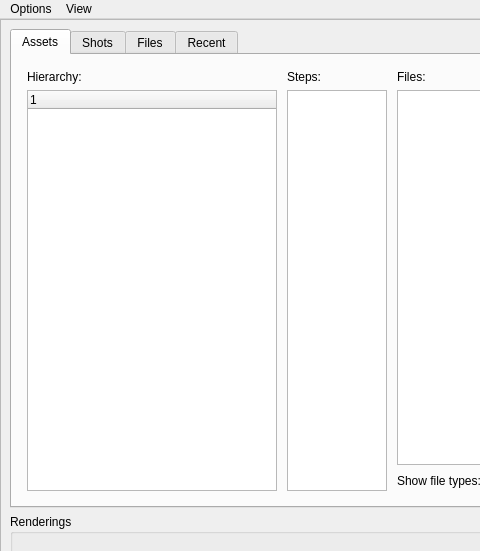
Above: Prism/Scripts/ProjectScripts/UserInterfaces/ProjectBrowser.ui from PrismPipeline/Prism before the change; both pictures show x 0 to 480 and y 0 to 551 of the 1311 by 870 pixel window. Below: the same form after it.
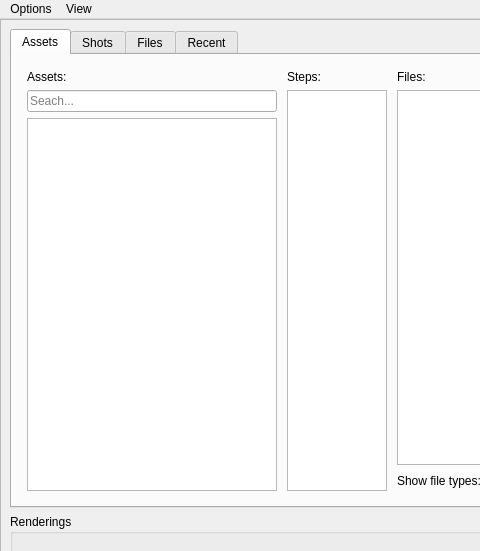
That is the form after the change.

Commit message: search added, context menu callbacks added

What changed in the file:
```diff
--- a/Prism/Scripts/ProjectScripts/UserInterfaces/ProjectBrowser.ui
+++ b/Prism/Scripts/ProjectScripts/UserInterfaces/ProjectBrowser.ui
@@ -115,7 +115,17 @@
                <item>
                 <widget class="QLabel" name="l_aHierarchy">
                  <property name="text">
-                  <string>Hierarchy:</string>
+                  <string>Assets:</string>
+                 </property>
+                </widget>
+               </item>
+               <item>
+                <widget class="QLineEdit" name="e_assetSearch">
+                 <property name="placeholderText">
+                  <string>Seach...</string>
+                 </property>
+                 <property name="clearButtonEnabled">
+                  <bool>true</bool>
                  </property>
                 </widget>
                </item>
@@ -130,6 +140,9 @@
                  <property name="verticalScrollMode">
                   <enum>QAbstractItemView::ScrollPerPixel</enum>
                  </property>
+                 <attribute name="headerVisible">
+                  <bool>false</bool>
+                 </attribute>
                  <column>
                   <property name="text">
                    <string notr="true">1</string>
```
Left out of the diff: 12 changed lines with no effect on the pictures. The commit also changes 41 other files.
